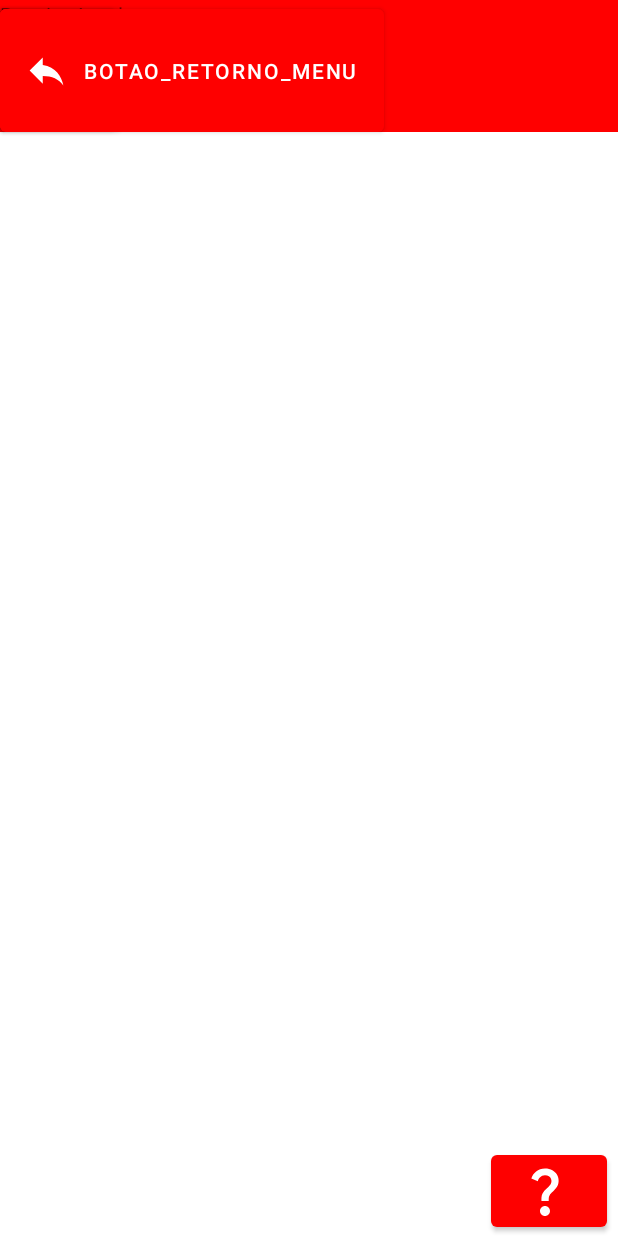
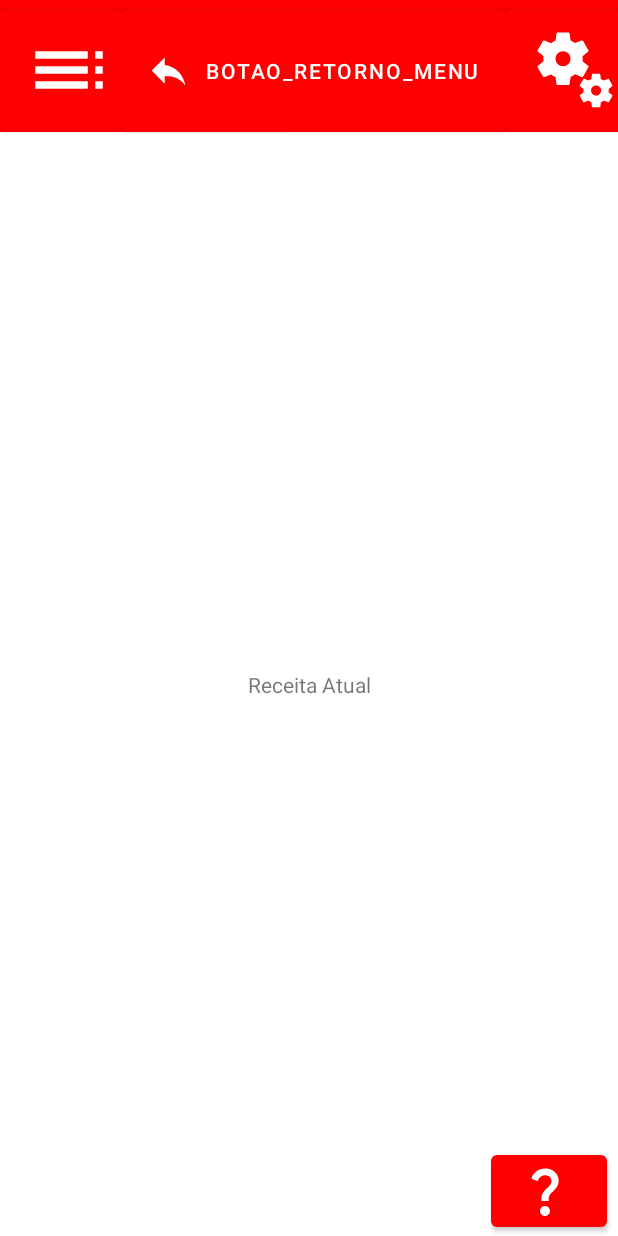
Before and after one commit to guiijoo/Moneytorando, an Android app: the layout activity_menu_receita.xml on its own in the app's theme, with its tools: preview values and no code run, on a phone screen of 412 x 824 dp. Run offline under Robolectric (Android 15) with nearby library versions, the phone set to English and light mode, and no system bars; Roboto replaces fonts that are not available here.

```diff
--- a/app/src/main/java/com/unisagrado/moneytorando/Creditos.java
+++ b/app/src/main/java/com/unisagrado/moneytorando/Creditos.java
@@ -18,11 +18,6 @@ public class Creditos extends AppCompatActivity {
     protected void onCreate(Bundle savedInstanceState) {
         super.onCreate(savedInstanceState);
         setContentView(R.layout.activity_creditos);
-
-        editTextUsuario = findViewById(R.id.editTextUsuario);
-        editTextSenha = findViewById(R.id.editTextSenha);
-        buttonAvancar = findViewById(R.id.buttonAvancar);
-
         buttonAvancar.setOnClickListener(new View.OnClickListener() {
             @Override
             public void onClick(View view) {
--- a/app/src/main/java/com/unisagrado/moneytorando/login.java
+++ b/app/src/main/java/com/unisagrado/moneytorando/login.java
@@ -31,11 +31,10 @@ public class login extends AppCompatActivity {
             public void onClick(View view) {
                 String usuario = editTextUsuario.getText().toString();
                 String senha = editTextSenha.getText().toString();
-                Intent intent = new Intent(login.this, Creditos.class);
+                Intent intent = new Intent(login.this, MainActivity.class);
                 intent.putExtra("usuario", usuario);
                 intent.putExtra("senha", senha);
                 startActivity(intent);
-
             }
         });
 
--- a/app/src/main/res/layout/activity_login.xml
+++ b/app/src/main/res/layout/activity_login.xml
@@ -77,11 +77,9 @@
         android:textColor="#FF0000"
         android:textSize="20sp"
         android:textStyle="bold"
-        app:layout_constraintBottom_toBottomOf="parent"
         app:layout_constraintEnd_toEndOf="parent"
         app:layout_constraintStart_toStartOf="parent"
-        app:layout_constraintTop_toBottomOf="@+id/fundo_moneytorando_login"
-        app:layout_constraintVertical_bias="0.0" />
+        app:layout_constraintTop_toBottomOf="@+id/fundo_moneytorando_login" />
 
     <EditText
         android:id="@+id/usuario_senha_txt"
--- a/app/src/main/res/layout/activity_menu_receita.xml
+++ b/app/src/main/res/layout/activity_menu_receita.xml
@@ -42,7 +42,9 @@
         android:theme="@style/Theme.Teste"
         app:icon="@drawable/barras_menu"
         app:layout_anchor="@+id/fundo_moneytorando_principal"
-        app:layout_anchorGravity="start|top" />
+        app:layout_anchorGravity="start|top"
+        app:layout_constraintStart_toStartOf="parent"
+        app:layout_constraintTop_toTopOf="parent" />
 
     <Button
         android:id="@+id/menu_configurar_receita"
@@ -53,8 +55,8 @@
         app:icon="@drawable/configurar_menu"
         app:layout_anchor="@+id/fundo_moneytorando_principal"
         app:layout_anchorGravity="end|top"
-        tools:layout_editor_absoluteX="335dp"
-        tools:layout_editor_absoluteY="0dp" />
+        app:layout_constraintStart_toEndOf="@+id/retono_receita_menu_btn"
+        app:layout_constraintTop_toTopOf="parent" />
 
     <Button
         android:id="@+id/retono_receita_menu_btn"
@@ -62,14 +64,16 @@
         android:layout_height="94dp"
         android:text="Botao_Retorno_Menu"
         app:icon="@drawable/retornar_icon"
-        tools:layout_editor_absoluteX="81dp"
-        tools:layout_editor_absoluteY="0dp" />
+        app:layout_constraintStart_toEndOf="@+id/menu_atalho_receita"
+        app:layout_constraintTop_toTopOf="parent" />
 
     <TextView
         android:id="@+id/receita_atual_txt"
         android:layout_width="wrap_content"
         android:layout_height="wrap_content"
         android:text="Receita Atual"
-        tools:layout_editor_absoluteX="166dp"
-        tools:layout_editor_absoluteY="160dp" />
+        app:layout_constraintBottom_toBottomOf="parent"
+        app:layout_constraintEnd_toEndOf="parent"
+        app:layout_constraintStart_toStartOf="parent"
+        app:layout_constraintTop_toBottomOf="@+id/fundo_moneytorando_login6" />
 </androidx.constraintlayout.widget.ConstraintLayout>
--- a/app/src/main/res/values/themes.xml
+++ b/app/src/main/res/values/themes.xml
@@ -13,7 +13,6 @@
         <!-- Status bar color. -->
         <item name="android:statusBarColor">?attr/colorPrimaryVariant</item>
         <!-- Customize your theme here. -->
-        <item name="android:forceDarkAllowed">false</item>
     </style>
     <style name="Theme.Teste" parent="Theme.MaterialComponents.Light.NoActionBar">
         <!-- Primary brand color. -->
@@ -27,7 +26,6 @@
         <item name="colorOnSecondary">@color/black</item>
         <!-- Status bar color. -->
         <item name="android:statusBarColor">?attr/colorPrimaryVariant</item>
-        <item name="android:forceDarkAllowed">false</item>
         <!-- Customize your theme here. -->
     </style>
 </resources>
```
Also changed, not shown: app/src/main/AndroidManifest.xml (+3 -5 lines).
